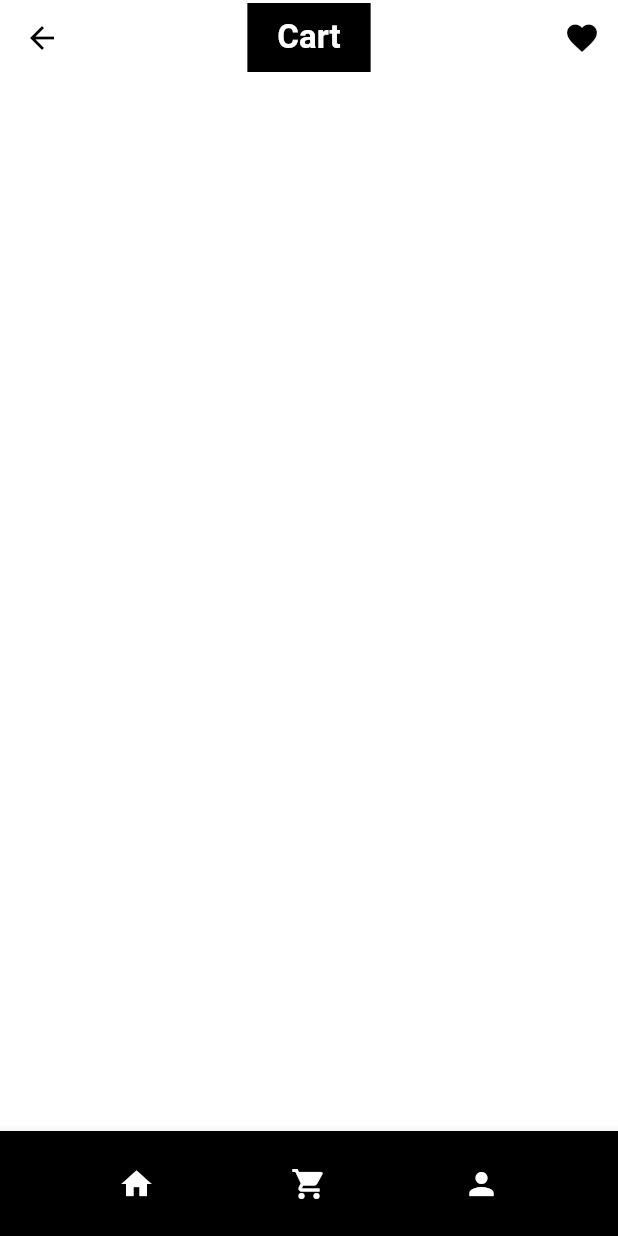
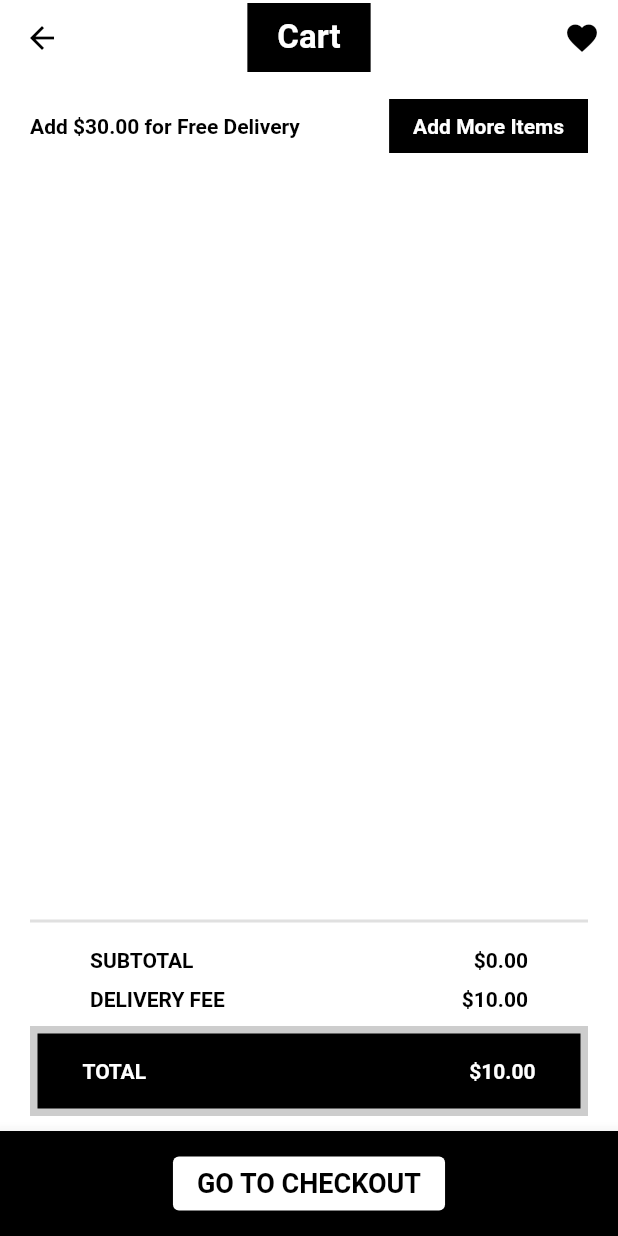
Before and after one commit to alexfdz55/eCommerce_app, a Flutter app: the CartScreen screen opened by its route, on a phone screen of 412 x 824 dp. Run offline on Flutter 3.47's test engine with Material 2 defaults, Android fonts, the phone set to English and light mode, and no system bars; our stand-ins replace carousel_slider, equatable, flutter_bloc; network calls fail; Roboto replaces fonts that are missing (Avenir).

Commit message:
cartScreen diseno, cart model

```diff
--- /dev/null
+++ b/lib/models/cart_model.dart
@@ -0,0 +1,43 @@
+import 'package:equatable/equatable.dart';
+
+import 'product_model.dart';
+
+class Cart extends Equatable {
+  final List<Product> products;
+
+  const Cart({this.products = const <Product>[]});
+
+  double get subtotal =>
+      products.fold(0, (total, current) => total + current.price);
+
+  double deliveryFee(subtotal) {
+    if (subtotal >= 30) {
+      return 0.0;
+    } else {
+      return 10.0;
+    }
+  }
+
+  double total(subtotal, deliveryFee) {
+    return subtotal + deliveryFee(subtotal);
+  }
+
+  String freeDelivery(subtotal) {
+    if (subtotal >= 30) {
+      return 'You have Free Delivery';
+    } else {
+      double missing = 30.0 - subtotal;
+      return 'Add \$${missing.toStringAsFixed(2)} for Free Delivery';
+    }
+  }
+
+  String get subtotalString => subtotal.toStringAsFixed(2);
+  String get totalString => total(subtotal, deliveryFee).toStringAsFixed(2);
+
+  String get deliveryFeeString => deliveryFee(subtotal).toStringAsFixed(2);
+
+  String get freeDeliverString => freeDelivery(subtotal);
+
+  @override
+  List<Object?> get props => [products];
+}
--- a/lib/models/models.dart
+++ b/lib/models/models.dart
@@ -1,3 +1,4 @@
 export 'category_model.dart';
 export 'product_model.dart';
 export 'wishlist_model.dart';
+export 'cart_model.dart';
--- a/lib/screens/cart/cart_screen.dart
+++ b/lib/screens/cart/cart_screen.dart
@@ -1,3 +1,4 @@
+import 'package:ecommerce_app/models/models.dart';
 import 'package:ecommerce_app/widgets/widgets.dart';
 import 'package:flutter/material.dart';
 
@@ -15,9 +16,135 @@ class CartScreen extends StatelessWidget {
 
   @override
   Widget build(BuildContext context) {
+    final theme = Theme.of(context);
+    final textTheme = theme.textTheme;
+
+    final size = MediaQuery.of(context).size;
+
     return Scaffold(
       appBar: const CustomAppbar(title: 'Cart'),
-      bottomNavigationBar: CustomNavBar(),
+      bottomNavigationBar: SizedBox(
+        height: 70,
+        child: BottomAppBar(
+          color: Colors.black,
+          child: Row(
+            mainAxisAlignment: MainAxisAlignment.spaceEvenly,
+            children: [
+              ElevatedButton(
+                style: ElevatedButton.styleFrom(primary: Colors.white),
+                child: Text(
+                  'GO TO CHECKOUT',
+                  style: textTheme.headline3,
+                ),
+                onPressed: () {},
+              ),
+            ],
+          ),
+        ),
+      ),
+      body: Padding(
+        padding: const EdgeInsets.symmetric(horizontal: 20, vertical: 10),
+        child: Column(
+          mainAxisAlignment: MainAxisAlignment.spaceBetween,
+          children: [
+            Column(
+              children: [
+                Row(
+                  mainAxisAlignment: MainAxisAlignment.spaceBetween,
+                  children: [
+                    Text(
+                      Cart().freeDeliverString,
+                      style: textTheme.headline5,
+                    ),
+                    ElevatedButton(
+                      style: ElevatedButton.styleFrom(
+                          primary: Colors.black,
+                          shape: const RoundedRectangleBorder(),
+                          elevation: 0),
+                      child: Text(
+                        'Add More Items',
+                        style:
+                            textTheme.headline5!.copyWith(color: Colors.white),
+                      ),
+                      onPressed: () => Navigator.pushNamed(context, '/'),
+                    )
+                  ],
+                ),
+                const SizedBox(height: 10),
+                SizedBox(
+                  height: 400,
+                  child: ListView.builder(
+                    itemCount: Cart().products.length,
+                    itemBuilder: (_, index) =>
+                        CartProductCard(product: Cart().products[index]),
+                  ),
+                ),
+                // CartProductCard(product: Product.products[0]),
+                // CartProductCard(product: Product.products[1]),
+                // CartProductCard(product: Product.products[3]),
+              ],
+            ),
+            Column(
+              children: [
+                const Divider(thickness: 2),
+                Padding(
+                  padding:
+                      const EdgeInsets.symmetric(horizontal: 40, vertical: 10),
+                  child: Column(
+                    children: [
+                      Row(
+                        mainAxisAlignment: MainAxisAlignment.spaceBetween,
+                        children: [
+                          Text('SUBTOTAL', style: textTheme.headline5),
+                          Text('\$${Cart().subtotalString}',
+                              style: textTheme.headline5),
+                        ],
+                      ),
+                      const SizedBox(height: 10),
+                      Row(
+                        mainAxisAlignment: MainAxisAlignment.spaceBetween,
+                        children: [
+                          Text('DELIVERY FEE', style: textTheme.headline5),
+                          Text('\$${Cart().deliveryFeeString}',
+                              style: textTheme.headline5),
+                        ],
+                      ),
+                    ],
+                  ),
+                ),
+                Stack(
+                  children: [
+                    Container(
+                      width: size.width,
+                      height: 60,
+                      decoration:
+                          BoxDecoration(color: Colors.black.withAlpha(50)),
+                    ),
+                    Container(
+                      width: size.width,
+                      margin: const EdgeInsets.all(5),
+                      padding: const EdgeInsets.symmetric(horizontal: 30),
+                      height: 50,
+                      decoration: const BoxDecoration(color: Colors.black),
+                      child: Row(
+                        mainAxisAlignment: MainAxisAlignment.spaceBetween,
+                        children: [
+                          Text('TOTAL',
+                              style: textTheme.headline5!
+                                  .copyWith(color: Colors.white)),
+                          Text('\$${Cart().totalString}',
+                              style: textTheme.headline5!
+                                  .copyWith(color: Colors.white)),
+                        ],
+                      ),
+                    ),
+                  ],
+                )
+              ],
+            )
+          ],
+        ),
+      ),
     );
   }
 }
--- /dev/null
+++ b/lib/widgets/cart_product_card.dart
@@ -0,0 +1,50 @@
+import 'package:ecommerce_app/models/models.dart';
+import 'package:flutter/material.dart';
+
+class CartProductCard extends StatelessWidget {
+  final Product product;
+  const CartProductCard({Key? key, required this.product}) : super(key: key);
+
+  @override
+  Widget build(BuildContext context) {
+    final theme = Theme.of(context);
+    final textTheme = theme.textTheme;
+    return Padding(
+      padding: const EdgeInsets.only(bottom: 8),
+      child: Row(
+        children: [
+          Image.network(
+            product.imageUrl,
+            width: 100,
+            height: 80,
+            fit: BoxFit.cover,
+          ),
+          const SizedBox(width: 10),
+          Expanded(
+            child: Column(
+              crossAxisAlignment: CrossAxisAlignment.start,
+              children: [
+                Text(product.name, style: textTheme.headline5),
+                Text('\$${product.price}', style: textTheme.headline6),
+              ],
+            ),
+          ),
+          const SizedBox(width: 10),
+          Row(
+            children: [
+              IconButton(
+                icon: const Icon(Icons.remove_circle),
+                onPressed: () {},
+              ),
+              Text('1', style: textTheme.headline5),
+              IconButton(
+                icon: const Icon(Icons.add_circle),
+                onPressed: () {},
+              ),
+            ],
+          )
+        ],
+      ),
+    );
+  }
+}
--- a/lib/widgets/custom_circular_progress.dart
+++ b/lib/widgets/custom_circular_progress.dart
@@ -1,6 +1,4 @@
 import 'package:flutter/material.dart';
-import 'package:flutter/src/foundation/key.dart';
-import 'package:flutter/src/widgets/framework.dart';
 
 class CustomCircularProgress extends StatelessWidget {
   const CustomCircularProgress({Key? key}) : super(key: key);
--- a/lib/widgets/custom_error_message.dart
+++ b/lib/widgets/custom_error_message.dart
@@ -1,6 +1,4 @@
 import 'package:flutter/material.dart';
-import 'package:flutter/src/foundation/key.dart';
-import 'package:flutter/src/widgets/framework.dart';
 
 class CustomErrorMessage extends StatelessWidget {
   const CustomErrorMessage({Key? key}) : super(key: key);
--- a/lib/widgets/widgets.dart
+++ b/lib/widgets/widgets.dart
@@ -6,3 +6,4 @@ export 'product_card.dart';
 export 'product_carousel.dart';
 export 'custom_circular_progress.dart';
 export 'custom_error_message.dart';
+export 'cart_product_card.dart';
```
